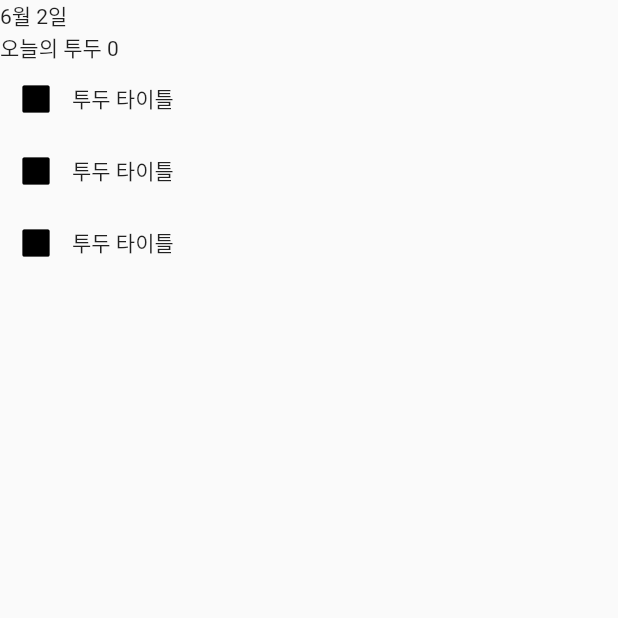
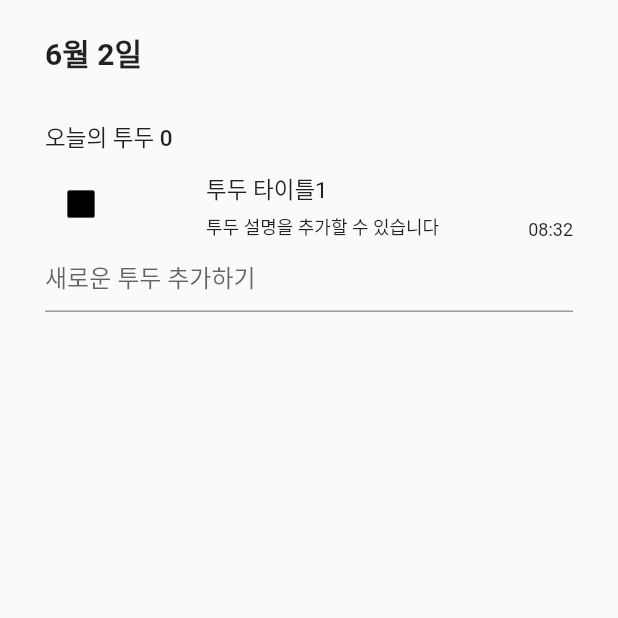
Before and after one commit to chepchep2/flutterTodo, a Flutter app: the screen it shows after launch, on a phone screen of 412 x 824 dp, the top half of it. Run offline on Flutter 3.47's test engine with Material 2 defaults, Android fonts, the phone set to English and light mode, and no system bars.

Commit message:
listView.builder 사용

```diff
--- /dev/null
+++ b/todotable/lib/component/main_bottom.dart
@@ -0,0 +1,15 @@
+import 'package:flutter/material.dart';
+
+class MainBottom extends StatelessWidget {
+  const MainBottom({super.key});
+
+  @override
+  Widget build(BuildContext context) {
+    return SafeArea(
+        child: Container(
+      child: const TextField(
+        decoration: InputDecoration(hintText: "새로운 투두 추가하기"),
+      ),
+    ));
+  }
+}
--- a/todotable/lib/component/main_header.dart
+++ b/todotable/lib/component/main_header.dart
@@ -15,8 +15,23 @@ class MainHeader extends StatelessWidget {
     return Column(
       crossAxisAlignment: CrossAxisAlignment.start,
       children: [
-        Text("${todayDate.month}월 ${todayDate.day}일"),
-        Text("오늘의 투두 $count")
+        Text(
+          "${todayDate.month}월 ${todayDate.day}일",
+          style: const TextStyle(
+            fontSize: 20,
+            fontWeight: FontWeight.w600,
+          ),
+        ),
+        const SizedBox(
+          height: 30,
+        ),
+        Text(
+          "오늘의 투두 $count",
+          style: const TextStyle(fontSize: 15, fontWeight: FontWeight.w500),
+        ),
+        const SizedBox(
+          height: 10,
+        ),
       ],
     );
   }
--- a/todotable/lib/component/main_list.dart
+++ b/todotable/lib/component/main_list.dart
@@ -1,4 +1,5 @@
 import 'package:flutter/material.dart';
+import 'package:todotable/component/main_bottom.dart';
 import 'package:todotable/component/main_header.dart';
 
 class MainList extends StatefulWidget {
@@ -9,69 +10,68 @@ class MainList extends StatefulWidget {
 }
 
 class _MainListState extends State<MainList> {
+  List<String> todoList = ["투두 타이틀0", "투두 타이틀1", "투두 타이틀2"];
+  List<String> descriptionList = ["투두 설명을 추가할 수 있습니다"];
+
   DateTime todayDate = DateTime.now();
 
-  bool? isChecked1 = false;
-  bool? isChecked2 = false;
-  bool? isChecked3 = false;
+  bool? isChecked = false;
 
   @override
   Widget build(BuildContext context) {
-    return ListView(
+    return Padding(
+      padding: const EdgeInsets.symmetric(horizontal: 30, vertical: 20),
+      child: ListView.builder(
+        itemCount: 1,
+        itemBuilder: (context, index) {
+          return Expanded(
+            child: Column(
+              crossAxisAlignment: CrossAxisAlignment.start,
               children: [
-        MainHeader(
-          todayDate: todayDate,
-          count: 0,
-        ),
+                MainHeader(todayDate: todayDate, count: 0),
                 Row(
+                  crossAxisAlignment: CrossAxisAlignment.end,
+                  mainAxisAlignment: MainAxisAlignment.spaceBetween,
                   children: [
                     Checkbox(
                       fillColor: const MaterialStatePropertyAll(Colors.black),
-              value: isChecked1,
+                      value: isChecked,
                       onChanged: (value) {
                         setState(
                           () {
-                    isChecked1 = value;
+                            isChecked = value;
                           },
                         );
                       },
                     ),
-            const Text("투두 타이틀"),
+                    Column(
+                      crossAxisAlignment: CrossAxisAlignment.start,
+                      children: [
+                        Text(
+                          todoList[1],
+                          style: const TextStyle(fontSize: 15),
+                        ),
+                        const SizedBox(
+                          height: 5,
+                        ),
+                        Text(
+                          descriptionList[0],
+                          style: const TextStyle(fontSize: 12),
+                        ),
                       ],
                     ),
-        Row(
-          children: [
-            Checkbox(
-              fillColor: const MaterialStatePropertyAll(Colors.black),
-              value: isChecked2,
-              onChanged: (value) {
-                setState(
-                  () {
-                    isChecked2 = value;
-                  },
+                    const Text(
+                      "08:32",
+                      style: TextStyle(fontSize: 12),
+                    ),
+                  ],
+                ),
+                const MainBottom(),
+              ],
+            ),
           );
         },
       ),
-            const Text("투두 타이틀"),
-          ],
-        ),
-        Row(
-          children: [
-            Checkbox(
-              fillColor: const MaterialStatePropertyAll(Colors.black),
-              value: isChecked3,
-              onChanged: (value) {
-                setState(
-                  () {
-                    isChecked3 = value;
-                  },
-                );
-              },
-            ),
-            const Text("투두 타이틀"),
-          ],
-        ),
-      ],
     );
   }
 }
```
Lines whose indentation alone changed are shown as unchanged.
